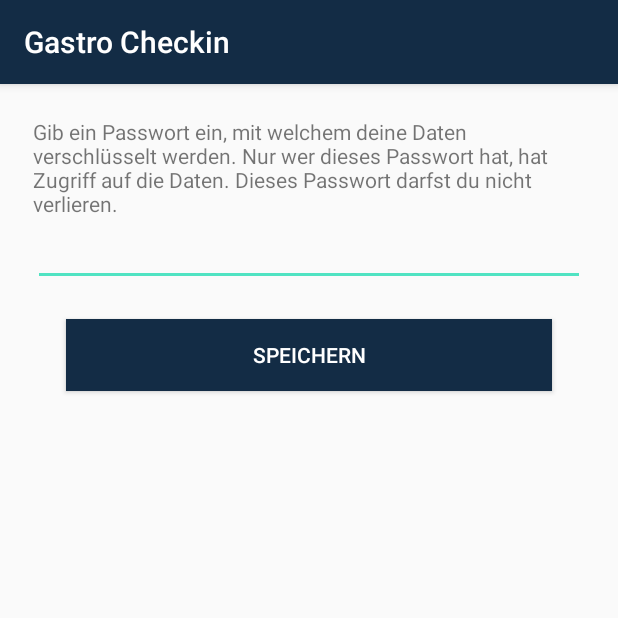
After one commit to rethinc/revisit, an Android app: the DefineSecretActivity screen opened directly, with no data from a screen before it, on a phone screen of 412 x 824 dp, the top half of it. The commit adds this screen. Run offline under Robolectric (Android 15) with nearby library versions, the phone set to English and light mode, and no system bars; pictures from the network do not load.

Commit message:
Adds DefineSecretActivity

```diff
--- a/android/app/src/main/AndroidManifest.xml
+++ b/android/app/src/main/AndroidManifest.xml
@@ -24,6 +24,7 @@
                 <category android:name="android.intent.category.LAUNCHER" />
             </intent-filter>
         </activity>
+        <activity android:name=".DefineSecretActivity" />
     </application>
 
 </manifest>
--- /dev/null
+++ b/android/app/src/main/java/ch/rethinc/gastrocheckin/DefineSecretActivity.kt
@@ -0,0 +1,59 @@
+package ch.rethinc.gastrocheckin
+
+import android.content.Context
+import android.content.Intent
+import android.os.Bundle
+import android.view.View.GONE
+import android.view.View.VISIBLE
+import androidx.appcompat.app.AppCompatActivity
+import kotlinx.android.synthetic.main.activity_define_secret.*
+
+class DefineSecretActivity : AppCompatActivity() {
+
+    companion object {
+        fun launch(context: Context) {
+            val intent = Intent(context, DefineSecretActivity::class.java)
+            context.startActivity(intent)
+        }
+    }
+
+    private lateinit var gastroCheckinKeyStore: GastroCheckinKeyStore
+
+    override fun onCreate(savedInstanceState: Bundle?) {
+        super.onCreate(savedInstanceState)
+        setContentView(R.layout.activity_define_secret)
+        gastroCheckinKeyStore =GastroCheckinKeyStore.getInstance(this)
+    }
+
+    override fun onResume() {
+        super.onResume()
+        val secretKey = gastroCheckinKeyStore.secretKey
+        if (secretKey != null) {
+            showDisplayView(secretKey)
+        } else {
+            showCreateView()
+        }
+    }
+
+    fun showDisplayView(secretetKey: String) {
+        save_secret.visibility = GONE
+        remove_secret.visibility = VISIBLE
+        secret.isEnabled = false
+        secret.setText(secretetKey)
+        remove_secret.setOnClickListener {
+            gastroCheckinKeyStore.secretKey = null
+            showCreateView()
+        }
+    }
+
+    fun showCreateView() {
+        save_secret.visibility = VISIBLE
+        remove_secret.visibility = GONE
+        secret.isEnabled = true
+        secret.text.clear()
+        save_secret.setOnClickListener {
+            gastroCheckinKeyStore.secretKey = secret.text.toString()
+            finish()
+        }
+    }
+}
--- a/android/app/src/main/java/ch/rethinc/gastrocheckin/GastroCheckinKeyStore.kt
+++ b/android/app/src/main/java/ch/rethinc/gastrocheckin/GastroCheckinKeyStore.kt
@@ -1,6 +1,8 @@
 package ch.rethinc.gastrocheckin
 
+import android.content.Context
 import ch.rethinc.gastrocheckin.secretstore.SecretsStore
+import ch.rethinc.store.EncryptedSharedPreferencesStore
 
 class GastroCheckinKeyStore(
     private val secretsStore: SecretsStore
@@ -8,6 +10,27 @@ class GastroCheckinKeyStore(
 
     companion object {
         private const val key = "ch.rethinc.gastrocheckin.secretstore.key"
+
+        private var instance: GastroCheckinKeyStore? = null
+
+        fun getInstance(context: Context): GastroCheckinKeyStore {
+            synchronized(this) {
+                val currentInstance = this.instance
+                if (currentInstance != null) {
+                    return currentInstance
+                }
+                val newInstance = GastroCheckinKeyStore(
+                    EncryptedSharedPreferencesStore
+                        .createInstance(
+                            name = "ch.rethinc.gastrocheckin.secretstore",
+                            context = context
+                        )
+                )
+                instance = newInstance
+                return newInstance
+            }
+
+        }
     }
 
     var secretKey: String?
--- /dev/null
+++ b/android/app/src/main/res/layout/activity_define_secret.xml
@@ -0,0 +1,37 @@
+<?xml version="1.0" encoding="utf-8"?>
+<LinearLayout
+    xmlns:android="http://schemas.android.com/apk/res/android"
+    android:layout_width="match_parent"
+    android:layout_height="match_parent"
+    android:orientation="vertical"
+    android:padding="22dp">
+    <TextView
+        android:layout_width="match_parent"
+        android:layout_height="wrap_content"
+        android:text="@string/enter_secret_message"
+        android:labelFor="@id/secret"/>
+    <EditText
+        android:id="@+id/secret"
+        android:layout_width="match_parent"
+        android:layout_height="wrap_content"
+        android:lines="5"
+        android:inputType="text"
+        android:importantForAutofill="no" />
+    <Button
+        style="@style/PrimaryButton"
+        android:id="@+id/save_secret"
+        android:layout_width="match_parent"
+        android:layout_height="wrap_content"
+        android:text="@string/save"
+        android:visibility="gone"
+        />
+    <Button
+        style="@style/PrimaryButton"
+        android:id="@+id/remove_secret"
+        android:layout_width="match_parent"
+        android:layout_height="wrap_content"
+        android:text="@string/delete_key"
+        android:visibility="gone"
+        />
+
+</LinearLayout>
--- a/android/app/src/main/res/layout/activity_main.xml
+++ b/android/app/src/main/res/layout/activity_main.xml
@@ -82,14 +82,11 @@
 
     <Button
         android:id="@+id/scanNext"
-        android:layout_height="44dp"
+        style="@style/PrimaryButton"
         android:layout_width="0dp"
-        android:background="@color/colorPrimary"
-        android:textColor="@android:color/white"
         app:layout_constraintStart_toStartOf="parent"
         app:layout_constraintEnd_toEndOf="parent"
         app:layout_constraintBottom_toBottomOf="parent"
-        android:layout_margin="22dp"
         android:text="@string/scanNext"
         android:visibility="gone" />
 </androidx.constraintlayout.widget.ConstraintLayout>
--- a/android/app/src/main/res/menu/main_menu.xml
+++ b/android/app/src/main/res/menu/main_menu.xml
@@ -3,4 +3,7 @@
     <item android:id="@+id/logout"
         android:title="@string/logout" >
     </item>
+    <item android:id="@+id/define_secret"
+        android:title="@string/show_secret_key" >
+    </item>
 </menu>
--- a/android/app/src/main/res/values/strings.xml
+++ b/android/app/src/main/res/values/strings.xml
@@ -6,4 +6,8 @@
     <string name="error">Fehler</string>
     <string name="logout">Ausloggen</string>
     <string name="intro_message">Scanne den Barcode des Kunden um seinen Besuch zu registrieren.</string>
+    <string name="enter_secret_message">Gib ein Passwort ein, mit welchem deine Daten verschlüsselt werden. Nur wer dieses Passwort hat, hat Zugriff auf die Daten. Dieses Passwort darfst du nicht verlieren.</string>
+    <string name="save">Speichern</string>
+    <string name="show_secret_key">Passwort anzeigen</string>
+    <string name="delete_key">Passwort löschen</string>
 </resources>
--- a/android/app/src/main/res/values/styles.xml
+++ b/android/app/src/main/res/values/styles.xml
@@ -8,4 +8,11 @@
         <item name="colorAccent">@color/colorAccent</item>
     </style>
 
+    <style name="PrimaryButton">
+        <item name="android:layout_height">44dp</item>
+        <item name="android:background">@color/colorPrimary</item>
+        <item name="android:textColor">@android:color/white</item>
+        <item name="android:layout_margin">22dp</item>
+    </style>
+
 </resources>
```
Also changed, not shown: android/app/src/main/java/ch/rethinc/gastrocheckin/MainActivity.kt (+12 -0 lines).
